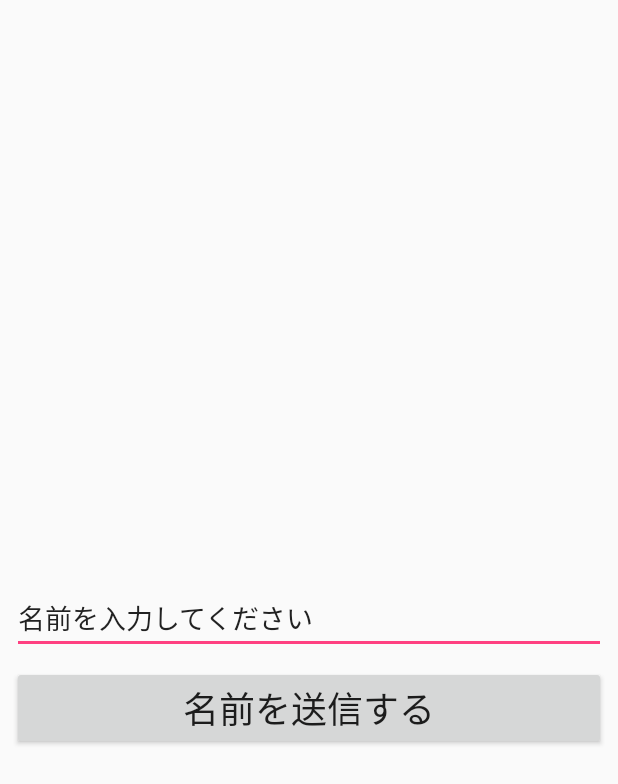
After one commit to negitorogithub/ReadLight2, an Android app: the layout fragment_send_name.xml on its own in the app's theme, with its tools: preview values and no code run, on a phone screen of 412 x 824 dp. The commit adds this screen. Shown: the top 784 px of the screen. Run offline under Robolectric (Android 15) with nearby library versions, the phone set to English and light mode, and no system bars.

Commit message:
送信画面のレイアウト

```diff
--- a/app/build.gradle
+++ b/app/build.gradle
@@ -8,8 +8,8 @@ android {
         applicationId "unifar.unifar.readlight2"
         minSdkVersion 14
         targetSdkVersion 28
-        versionCode 6
-        versionName "1.3.1"
+        versionCode 7
+        versionName "1.3.2"
         testInstrumentationRunner "android.support.test.runner.AndroidJUnitRunner"
         multiDexEnabled true
     }
@@ -41,6 +41,7 @@ dependencies {
     implementation 'com.android.support:recyclerview-v7:28.0.0'
     implementation "org.jetbrains.kotlinx:kotlinx-coroutines-core:0.27.0-eap13"
     implementation "org.jetbrains.kotlinx:kotlinx-coroutines-android:0.27.0-eap13"
+    implementation 'com.google.firebase:firebase-ads:17.2.0'
 }
 apply plugin: 'com.google.gms.google-services'
 repositories {
--- a/app/src/main/java/unifar/unifar/readlight2/SettingFragment.kt
+++ b/app/src/main/java/unifar/unifar/readlight2/SettingFragment.kt
@@ -15,6 +15,7 @@ import com.google.android.gms.oss.licenses.OssLicensesMenuActivity
 import android.content.Intent
 import android.content.Context.MODE_PRIVATE
 import android.os.Handler
+import android.util.Log
 import com.android.billingclient.api.*
 import kotlinx.coroutines.*
 import kotlin.coroutines.suspendCoroutine
@@ -114,7 +115,10 @@ class SettingFragment : Fragment(), PurchasesUpdatedListener {
             params.setSkusList(skuList).setType(BillingClient.SkuType.INAPP)
             billingClient.querySkuDetailsAsync(params.build()) { responseCode, skuDetailsList ->
                 // Process the result.
+
                 if (responseCode == BillingClient.BillingResponse.OK && skuDetailsList != null) {
+                    Log.d("billing", responseCode.toString())
+                    Log.d("billing", skuDetailsList.toString())
                     skuDetailsList.forEach { skuDetails: SkuDetails ->
                         when (skuDetails.sku) {
                             AD_FREE_390 -> {
--- /dev/null
+++ b/app/src/main/res/layout/fragment_send_name.xml
@@ -0,0 +1,41 @@
+<?xml version="1.0" encoding="utf-8"?>
+<android.support.constraint.ConstraintLayout xmlns:android="http://schemas.android.com/apk/res/android"
+    xmlns:app="http://schemas.android.com/apk/res-auto"
+    xmlns:tools="http://schemas.android.com/tools"
+    android:layout_width="match_parent"
+    android:layout_height="match_parent"
+    tools:context=".SendNameFragment">
+
+    <EditText
+        android:id="@+id/nameEditText"
+        android:layout_width="0dp"
+        android:layout_height="wrap_content"
+        android:layout_marginStart="8dp"
+        android:layout_marginLeft="8dp"
+        android:layout_marginTop="8dp"
+        android:layout_marginEnd="8dp"
+        android:layout_marginRight="8dp"
+        android:layout_marginBottom="8dp"
+        android:ems="10"
+        android:inputType="textPersonName"
+        android:text="@string/name_here"
+        app:layout_constraintBottom_toBottomOf="parent"
+        app:layout_constraintEnd_toEndOf="parent"
+        app:layout_constraintStart_toStartOf="parent"
+        app:layout_constraintTop_toTopOf="parent" />
+
+    <Button
+        android:id="@+id/submitButton"
+        android:layout_width="0dp"
+        android:layout_height="wrap_content"
+        android:layout_marginStart="8dp"
+        android:layout_marginLeft="8dp"
+        android:layout_marginTop="8dp"
+        android:layout_marginEnd="8dp"
+        android:layout_marginRight="8dp"
+        android:text="@string/send_name"
+        android:textSize="24sp"
+        app:layout_constraintEnd_toEndOf="parent"
+        app:layout_constraintStart_toStartOf="parent"
+        app:layout_constraintTop_toBottomOf="@+id/nameEditText" />
+</android.support.constraint.ConstraintLayout>
--- a/app/src/main/res/values/strings.xml
+++ b/app/src/main/res/values/strings.xml
@@ -11,9 +11,11 @@
     <string name="change_personalize_setting_for_europe_users">パーソナライズ設定変更</string>
     <string name="licences_information">ライセンス情報</string>
     <string name="custom_license_title">ライセンス情報</string>
-    <string name="donate390" >広告を消す(%1$s)</string>
+    <string name="donate390">広告を消す(%1$s)</string>
     <string name="donate990">サポーターになる+広告を消す(%1$s)</string>
-    <string name="donate990dummy" >サポーターになる(%1$s)</string>
-    <string name="donate2990" >ゴールドサポーターになる+広告を消す(%1$s)</string>
+    <string name="donate990dummy">サポーターになる(%1$s)</string>
+    <string name="donate2990">ゴールドサポーターになる+広告を消す(%1$s)</string>
     <string name="textviewsupporterexplanation">サポーターになると、下のサポーター一覧に名前が載ります</string>
+    <string name="send_name">名前を送信する</string>
+    <string name="name_here">名前を入力してください</string>
 </resources>
```
Also changed, not shown: app/src/main/java/unifar/unifar/readlight2/SendNameFragment.kt (added, +112 -0 lines), 2 other files.
